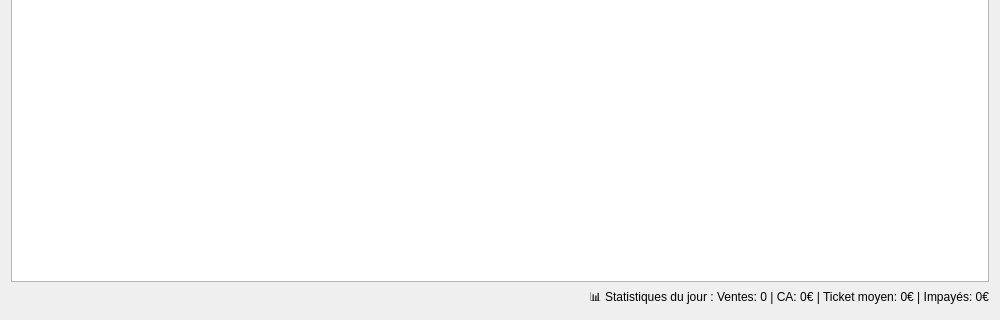
itsjeanem/projet-progres, file views/ui/sales.ui: the form before one commit; both pictures show x 0 to 1000 and y 380 to 700 of the 1000 by 700 pixel window.
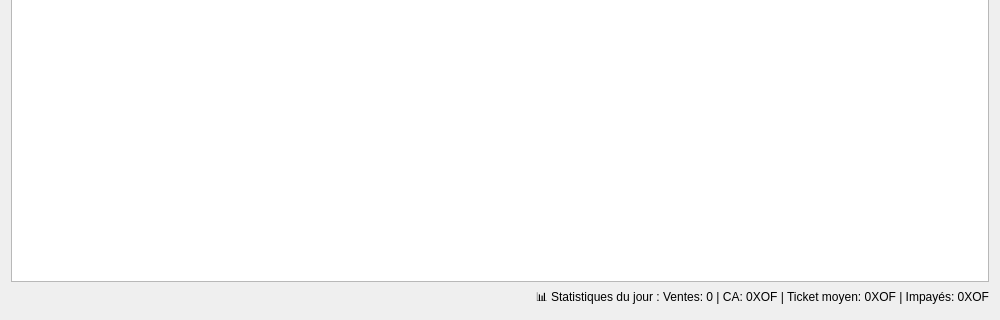
The form after the commit.

```diff
--- a/views/ui/sales.ui
+++ b/views/ui/sales.ui
@@ -138,7 +138,7 @@
    <item>
     <widget class="QLabel" name="statsLabel">
      <property name="text">
-      <string>📊 Statistiques du jour : Ventes: 0 | CA: 0€ | Ticket moyen: 0€ | Impayés: 0€</string>
+      <string>📊 Statistiques du jour : Ventes: 0 | CA: 0XOF | Ticket moyen: 0XOF | Impayés: 0XOF</string>
      </property>
      <property name="alignment">
       <set>Qt::AlignRight|Qt::AlignTrailing|Qt::AlignVCenter</set>
```
